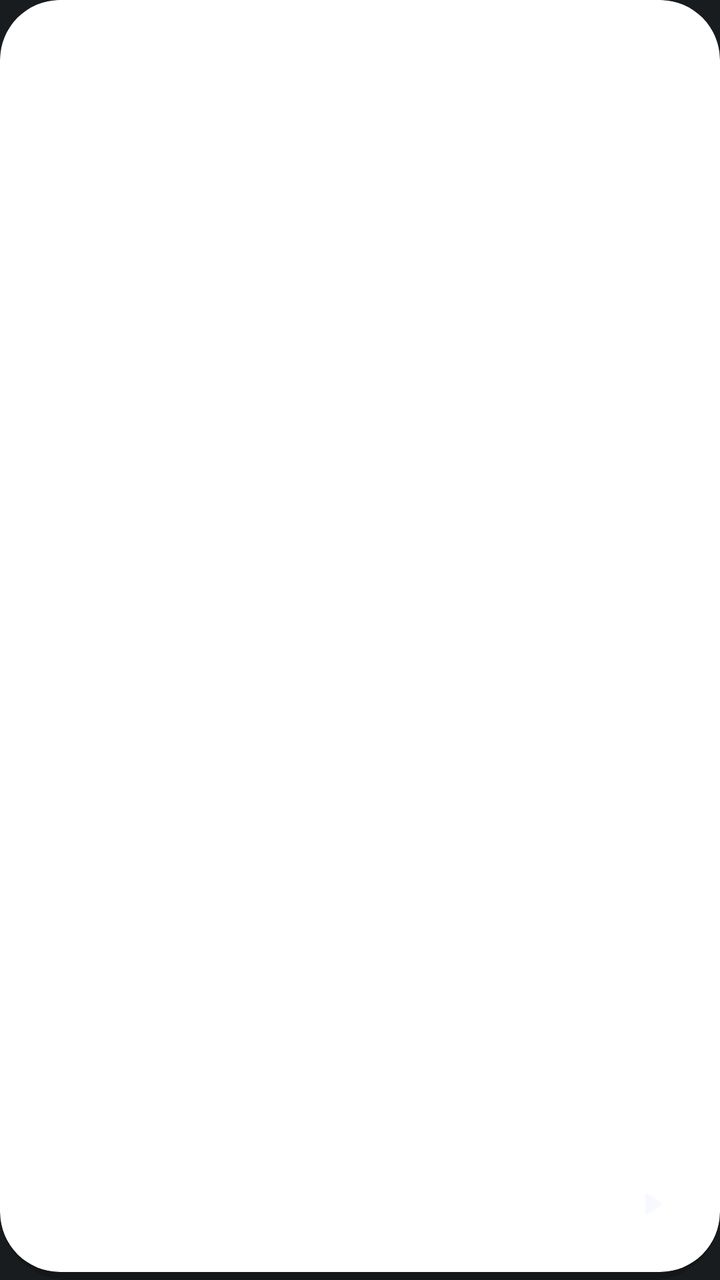
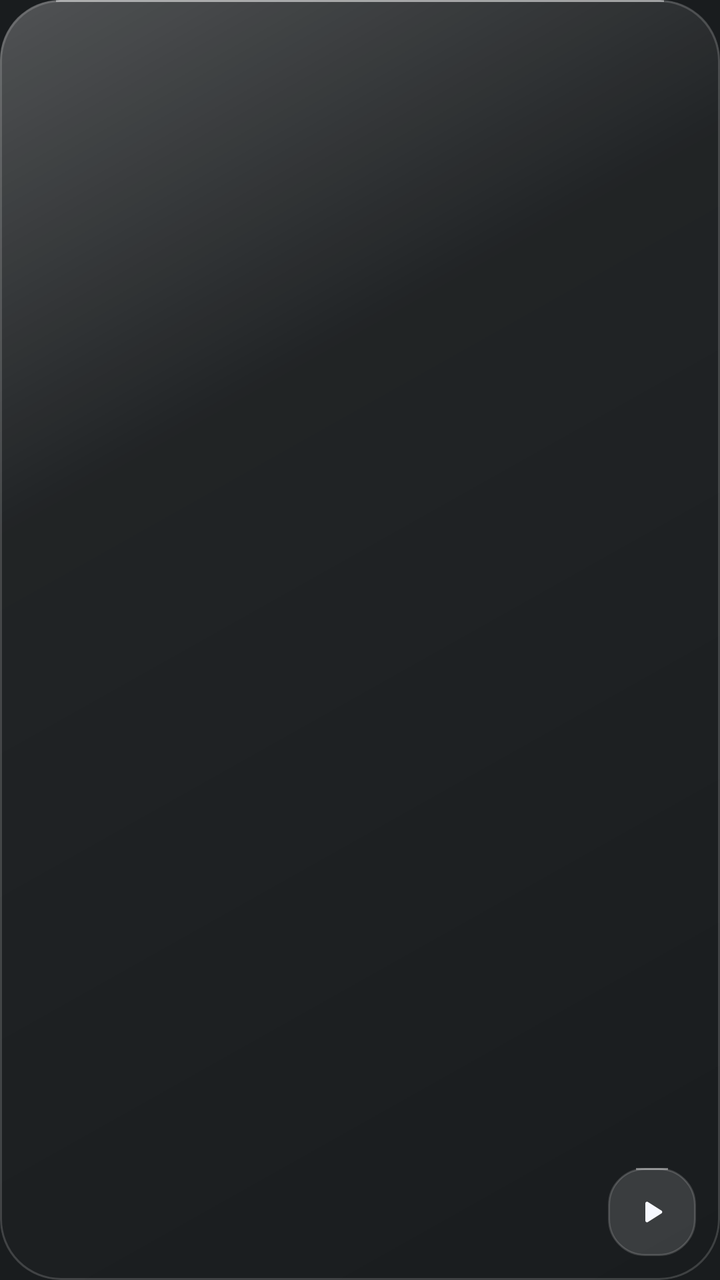

Screens rendered from an Android XML layout before and after an edit, with the pre-edit source and the edit as a unified diff.
<!-- AndroidManifest.xml: application theme Theme.MyApplication -->
<!-- res/layout/widget_aurix_cover.xml -->
<?xml version="1.0" encoding="utf-8"?>
<FrameLayout xmlns:android="http://schemas.android.com/apk/res/android"
    android:id="@+id/widget_cover_outer_shadow"
    android:layout_width="match_parent"
    android:layout_height="match_parent"
    android:background="@drawable/widget_shadow_soft"
    android:layoutDirection="locale"
    android:paddingBottom="4dp">

    <FrameLayout
        android:id="@+id/widget_cover_root"
        android:layout_width="match_parent"
        android:layout_height="match_parent"
        android:background="@drawable/widget_clip_30dp"
        android:clipToOutline="true">

        
        <LinearLayout
            android:id="@+id/widget_cover_empty_container"
            android:layout_width="match_parent"
            android:layout_height="match_parent"
            android:background="#B0121628"
            android:gravity="center"
            android:orientation="vertical"
            android:padding="14dp"
            android:visibility="gone">

            <ImageView
                android:id="@+id/widget_cover_empty_orbi"
                android:layout_width="36dp"
                android:layout_height="36dp"
                android:contentDescription="@null"
                android:src="@drawable/ic_widget_orbi" />

            <ImageView
                android:id="@+id/widget_cover_empty_bitmap"
                android:layout_width="wrap_content"
                android:layout_height="wrap_content"
                android:layout_marginTop="8dp"
                android:adjustViewBounds="true"
                android:contentDescription="@null"
                android:scaleType="fitCenter"
                android:visibility="gone" />

            <TextView
                android:id="@+id/widget_cover_empty_text"
                android:layout_width="wrap_content"
                android:layout_height="wrap_content"
                android:layout_marginTop="8dp"
                android:ellipsize="end"
                android:gravity="center"
                android:maxLines="2"
                android:text="@string/widget_tap_to_play"
                android:textColor="#FFFFFF"
                android:textSize="13sp"
                android:textStyle="bold" />
        </LinearLayout>

        
        <FrameLayout
            android:id="@+id/widget_cover_content_container"
            android:layout_width="match_parent"
            android:layout_height="match_parent">

            <ImageView
                android:id="@+id/widget_cover_image"
                android:layout_width="match_parent"
                android:layout_height="match_parent"
                android:contentDescription="@string/widget_cd_album_art"
                android:scaleType="centerCrop" />

            <FrameLayout
                android:id="@+id/widget_cover_sheen"
                android:layout_width="match_parent"
                android:layout_height="match_parent"
                android:background="@drawable/widget_sheen_top_left" />

            <FrameLayout
                android:id="@+id/widget_cover_border"
                android:layout_width="match_parent"
                android:layout_height="match_parent"
                android:background="@drawable/widget_edge_glass_30dp" />

            <FrameLayout
                android:id="@+id/widget_cover_play_pause"
                android:layout_width="44dp"
                android:layout_height="44dp"
                android:layout_gravity="bottom|end"
                android:layout_margin="12dp"
                android:background="@drawable/widget_frost_pill_btn"
                android:minWidth="44dp"
                android:minHeight="44dp">

                <ImageView
                    android:id="@+id/widget_cover_play_pause_icon"
                    android:layout_width="20dp"
                    android:layout_height="20dp"
                    android:layout_gravity="center"
                    android:contentDescription="@string/widget_cd_play_pause"
                    android:src="@drawable/ic_widget_play" />
            </FrameLayout>
        </FrameLayout>
    </FrameLayout>
</FrameLayout>
<!-- resources referenced by this layout -->
<resources>
  <!-- drawable ic_widget_play (drawable) -->
  <?xml version="1.0" encoding="utf-8"?>
  <vector xmlns:android="http://schemas.android.com/apk/res/android"
      android:width="24dp"
      android:height="24dp"
      android:viewportWidth="24"
      android:viewportHeight="24">
      <path
          android:fillColor="#F7F9FF"
          android:pathData="M8,6.82v10.36c0,0.79 0.87,1.27 1.54,0.84l8.14,-5.18c0.62,-0.39 0.62,-1.29 0,-1.69L9.54,5.98C8.87,5.55 8,6.03 8,6.82z" />
  </vector>
  <!-- drawable widget_clip_30dp (drawable) -->
  <?xml version="1.0" encoding="utf-8"?>
  <shape xmlns:android="http://schemas.android.com/apk/res/android"
      android:shape="rectangle">
      <solid android:color="#FFFFFFFF" />
      <corners android:radius="30dp" />
  </shape>
  <!-- drawable widget_edge_glass_30dp (drawable) -->
  <?xml version="1.0" encoding="utf-8"?>
  <layer-list xmlns:android="http://schemas.android.com/apk/res/android">
      <item>
          <shape android:shape="rectangle">
              <solid android:color="#00000000" />
              <stroke
                  android:width="1dp"
                  android:color="#29FFFFFF" />
              <corners android:radius="30dp" />
          </shape>
      </item>
      <item
          android:gravity="top"
          android:height="1dp"
          android:left="28dp"
          android:right="28dp">
          <shape android:shape="rectangle">
              <solid android:color="#73FFFFFF" />
          </shape>
      </item>
  </layer-list>
  <!-- drawable widget_frost_pill_btn (drawable) -->
  <?xml version="1.0" encoding="utf-8"?>
  <layer-list xmlns:android="http://schemas.android.com/apk/res/android">
      <item>
          <shape android:shape="rectangle">
              <solid android:color="#24FFFFFF" />
              <stroke
                  android:width="1dp"
                  android:color="#29FFFFFF" />
              <corners android:radius="18dp" />
          </shape>
      </item>
      <item
          android:gravity="top"
          android:height="1dp"
          android:left="14dp"
          android:right="14dp">
          <shape android:shape="rectangle">
              <solid android:color="#66FFFFFF" />
          </shape>
      </item>
  </layer-list>
  <!-- drawable widget_shadow_soft (drawable) -->
  <?xml version="1.0" encoding="utf-8"?>
  <shape xmlns:android="http://schemas.android.com/apk/res/android"
      android:shape="rectangle">
      <gradient
          android:angle="270"
          android:endColor="#38000000"
          android:startColor="#00000000"
          android:type="linear" />
      <corners android:radius="34dp" />
  </shape>
  <!-- drawable widget_sheen_top_left (drawable) -->
  <?xml version="1.0" encoding="utf-8"?>
  <shape xmlns:android="http://schemas.android.com/apk/res/android"
      android:shape="rectangle">
      <gradient
          android:angle="315"
          android:centerColor="#08FFFFFF"
          android:centerX="0.32"
          android:centerY="0.32"
          android:endColor="#00FFFFFF"
          android:startColor="#3DFFFFFF"
          android:type="linear" />
  </shape>
  <string name="widget_cd_album_art">Album art, tap to open player</string>
  <string name="widget_cd_play_pause">Play or pause</string>
  <string name="widget_tap_to_play">Tap to play music</string>
  <style name="Theme.MyApplication" parent="android:Theme.DeviceDefault.NoActionBar" />
  <!-- unchanged entries left out for length: 1 -->
</resources>

<!-- the commit's change to res/layout/widget_aurix_cover.xml (unified diff, before → after) -->
@@ -4,8 +4,7 @@
     android:layout_width="match_parent"
     android:layout_height="match_parent"
     android:background="@drawable/widget_shadow_soft"
-    android:layoutDirection="locale"
-    android:paddingBottom="4dp">
+    android:layoutDirection="locale">
 
     <FrameLayout
         android:id="@+id/widget_cover_root"
<!-- resource entries referenced after the edit -->
@@ -15,7 +15,7 @@
   <?xml version="1.0" encoding="utf-8"?>
   <shape xmlns:android="http://schemas.android.com/apk/res/android"
       android:shape="rectangle">
-      <solid android:color="#FFFFFFFF" />
+      <solid android:color="#01000000" />
       <corners android:radius="30dp" />
   </shape>
   <!-- drawable widget_edge_glass_30dp (drawable) -->
@@ -66,12 +66,8 @@
   <?xml version="1.0" encoding="utf-8"?>
   <shape xmlns:android="http://schemas.android.com/apk/res/android"
       android:shape="rectangle">
-      <gradient
-          android:angle="270"
-          android:endColor="#38000000"
-          android:startColor="#00000000"
-          android:type="linear" />
-      <corners android:radius="34dp" />
+      <solid android:color="#00000000" />
+      <corners android:radius="28dp" />
   </shape>
   <!-- drawable widget_sheen_top_left (drawable) -->
   <?xml version="1.0" encoding="utf-8"?>
